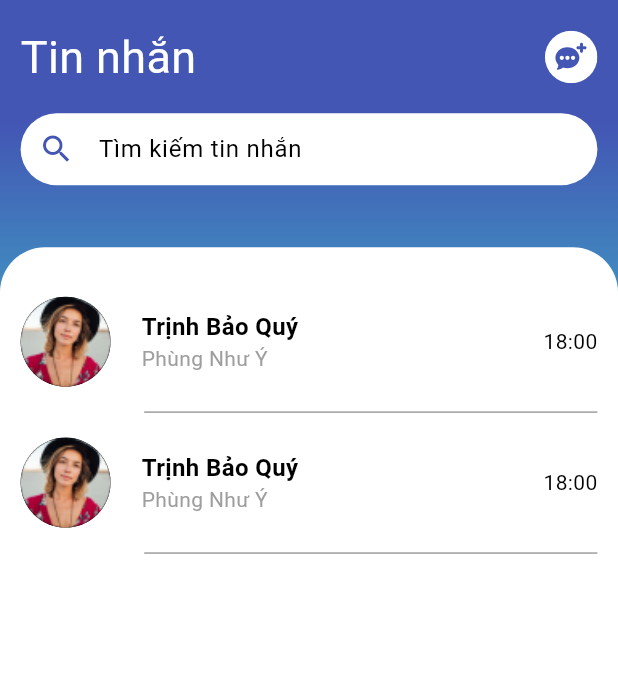
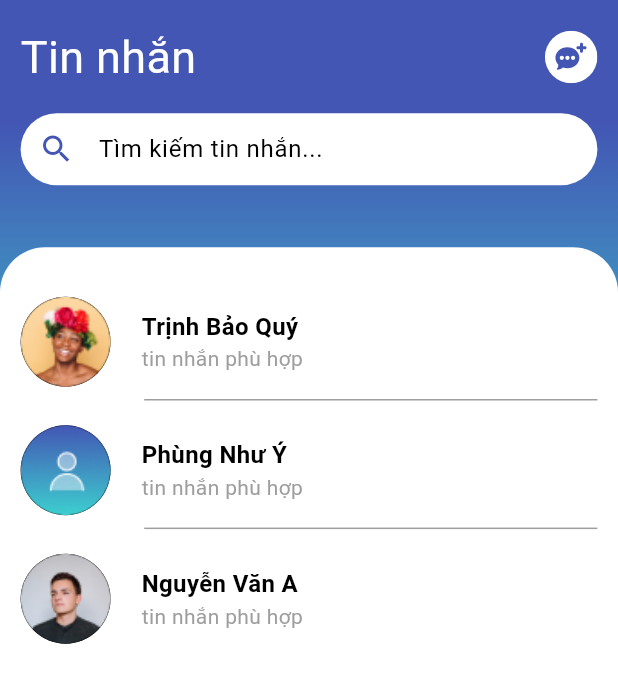
Before and after one commit to quy03/MockChat, a Flutter app: the MessageScreen screen opened by its route, on a phone screen of 412 x 824 dp. Shown: the top 683 px of the screen. Run offline on Flutter 3.47's test engine with Material 3 defaults, Android fonts, the light colour scheme and no system bars; our stand-ins replace firebase_auth, firebase_core, flutter_svg; accounts and stored records are empty.

Commit message:
update message

```diff
--- a/lib/components/my_search.dart
+++ b/lib/components/my_search.dart
@@ -1,6 +1,6 @@
 import 'package:flutter/material.dart';
 
-class MySearch extends StatelessWidget {
+class MySearch extends StatefulWidget {
   const MySearch({
     super.key,
     required this.hintText,
@@ -8,12 +8,34 @@ class MySearch extends StatelessWidget {
   final String hintText;
 
   @override
+  State<MySearch> createState() => _MySearchState();
+}
+
+class _MySearchState extends State<MySearch> {
+  bool _isSearching = false;
+
+  TextEditingController searchController = TextEditingController();
+
+  @override
   Widget build(BuildContext context) {
-    return TextField(
+    Size size = MediaQuery.of(context).size;
+    return Row(
+      children: [
+        Expanded(
+          child: AnimatedContainer(
+            duration: const Duration(microseconds: 300),
+            width: _isSearching ? size.width * 0.7 : size.width,
+            child: TextField(
+              onTap: () {
+                setState(() {
+                  _isSearching = true;
+                });
+              },
+              controller: searchController,
               decoration: InputDecoration(
                 filled: true,
                 fillColor: const Color.fromRGBO(255, 255, 255, 1),
-        hintText: hintText,
+                hintText: widget.hintText,
                 prefixIcon: const Icon(
                   Icons.search,
                   color: Color.fromRGBO(67, 86, 180, 1),
@@ -24,6 +46,27 @@ class MySearch extends StatelessWidget {
                 ),
                 contentPadding: const EdgeInsets.symmetric(vertical: 0),
               ),
+            ),
+          ),
+        ),
+        if (_isSearching)
+          TextButton(
+            onPressed: () {
+              setState(() {
+                _isSearching = false;
+                searchController.clear();
+              });
+              FocusScope.of(context).unfocus();
+            },
+            child: Text(
+              "Hủy",
+              style: TextStyle(
+                color: Theme.of(context).colorScheme.background,
+                fontSize: 16,
+              ),
+            ),
+          ),
+      ],
     );
   }
 }
--- /dev/null
+++ b/lib/enums.dart
@@ -0,0 +1,5 @@
+enum MenuState {
+  message,
+  friend,
+  personal,
+}
--- a/lib/main.dart
+++ b/lib/main.dart
@@ -1,6 +1,7 @@
 import 'package:flutter/material.dart';
 import 'package:firebase_core/firebase_core.dart';
-import 'package:mock_chat/auth/login_or_register.dart';
+import 'package:mock_chat/screens/body_change.dart';
+import 'package:mock_chat/screens/friends/friend_screen.dart';
 import 'package:mock_chat/screens/login_screen.dart';
 import 'package:mock_chat/screens/message/message_screen.dart';
 import 'package:mock_chat/screens/register_screen.dart';
@@ -24,11 +25,12 @@ class MyApp extends StatelessWidget {
       debugShowCheckedModeBanner: false,
       title: 'Flutter Demo',
       theme: theme,
-      home: const LoginOrRegister(),
+      home: const BodyChange(),
       routes: {
         '/login_screen': (context) => const LoginScreen(),
         '/register_screen': (context) => const RegisterScreen(),
         '/message_screen': (context) => const MessageScreen(),
+        '/friend_screen': (context) => const FriendScreen(),
       },
     );
   }
--- a/lib/models/massage.dart
+++ b/lib/models/massage.dart
@@ -1,12 +1,52 @@
 class Massage {
-  late final String name;
-  late final double rating, price;
+  late final String image;
+  late final String friendName;
+  late final List<String> messageContent;
+  late final DateTime time;
 
   Massage({
-    required this.name,
-    required this.price,
-    this.rating = 0.0,
+    required this.image,
+    required this.friendName,
+    required this.messageContent,
+    required this.time,
   });
 }
 
-List<Massage> demoMassage = [];
+List<Massage> demoMassage = [
+  Massage(
+    image: 'assets/images/random1.png',
+    friendName: 'Trịnh Bảo Quý',
+    messageContent: [
+      'Chào bạn, Bạn có khỏe không',
+      'Chào bạn, Bạn có khỏe không',
+      'Chào bạn, Bạn có khỏe không',
+      'Hello',
+    ],
+    time: DateTime.now().subtract(const Duration(minutes: 5)),
+  ),
+  Massage(
+    image: 'assets/images/random2.png',
+    friendName: 'Phùng Như Ý',
+    messageContent: [
+      'Chào bạn, Bạn có khỏe không',
+      'Chào bạn, Bạn có khỏe không',
+      'Chào bạn, Bạn có khỏe không',
+      'Hello',
+      'Hẹn gặp lại vào tối nay.',
+    ],
+    time: DateTime.now().subtract(const Duration(hours: 1)),
+  ),
+  Massage(
+    image: 'assets/images/random3.png',
+    friendName: 'Nguyễn Văn A',
+    messageContent: [
+      'Chào bạn, Bạn có khỏe không',
+      'Chào bạn, Bạn có khỏe không',
+      'Chào bạn, Bạn có khỏe không',
+      'Hello',
+      'Hẹn gặp lại vào tối nay.',
+      'Gửi cho bạn tài liệu hôm trước.',
+    ],
+    time: DateTime.now().subtract(const Duration(hours: 2, minutes: 30)),
+  ),
+];
--- a/lib/screens/message/components/head_massage.dart
+++ b/lib/screens/message/components/head_massage.dart
@@ -1,6 +1,7 @@
 import 'package:flutter/material.dart';
 import 'package:flutter_svg/svg.dart';
-import 'package:mock_chat/components/my_search.dart';
+
+import '../../../components/my_search.dart';
 
 class HeadMassages extends StatelessWidget {
   const HeadMassages({
@@ -13,6 +14,7 @@ class HeadMassages extends StatelessWidget {
   @override
   Widget build(BuildContext context) {
     return Container(
+      height: size.height,
       padding: EdgeInsets.symmetric(
         horizontal: size.width / 30,
       ),
@@ -41,7 +43,7 @@ class HeadMassages extends StatelessWidget {
                 ),
               ),
               GestureDetector(
-                onTap: () {},
+                onTap: () => {},
                 child: SvgPicture.asset(
                   "assets/icons/create new message.svg",
                 ),
@@ -49,8 +51,10 @@ class HeadMassages extends StatelessWidget {
             ],
           ),
           const SizedBox(height: 16),
-          const MySearch(
-            hintText: 'Tìm kiếm tin nhắn',
+          GestureDetector(
+            child: const MySearch(
+              hintText: 'Tìm kiếm tin nhắn...',
+            ),
           ),
         ],
       ),
--- /dev/null
+++ b/lib/screens/message/components/search_mesage.dart
@@ -0,0 +1,56 @@
+import 'package:flutter/material.dart';
+
+class SearchMessage extends StatelessWidget {
+  const SearchMessage({
+    super.key,
+    required this.size,
+    required this.image,
+    required this.friendName,
+  });
+
+  final Size size;
+  final String image, friendName;
+
+  @override
+  Widget build(BuildContext context) {
+    return Column(
+      children: [
+        SizedBox(height: size.height / 50),
+        Row(
+          children: [
+            CircleAvatar(
+              radius: 30,
+              backgroundImage: AssetImage(
+                image,
+              ),
+            ),
+            SizedBox(width: size.width / 20),
+            Expanded(
+              child: Column(
+                crossAxisAlignment: CrossAxisAlignment.start,
+                children: [
+                  Text(
+                    friendName,
+                    style: const TextStyle(
+                      fontWeight: FontWeight.bold,
+                      fontSize: 16,
+                    ),
+                  ),
+                  const Text(
+                    "tin nhắn phù hợp",
+                    style: TextStyle(
+                      color: Colors.grey,
+                      // 0,0,0,1       153,153,153,1
+                      fontSize: 14,
+                    ),
+                  ),
+                ],
+              ),
+            ),
+          ],
+        ),
+        SizedBox(height: size.height / 100),
+      ],
+    );
+  }
+}
--- a/lib/screens/message/message_screen.dart
+++ b/lib/screens/message/message_screen.dart
@@ -1,8 +1,19 @@
 import 'package:flutter/material.dart';
 import 'package:mock_chat/screens/message/components/head_massage.dart';
+import 'package:mock_chat/screens/message/components/my_list_title.dart';
+import 'package:mock_chat/screens/message/components/search_mesage.dart';
 
-class MessageScreen extends StatelessWidget {
+import '../../models/massage.dart';
+
+class MessageScreen extends StatefulWidget {
   const MessageScreen({super.key});
+
+  @override
+  State<MessageScreen> createState() => _MessageScreenState();
+}
+
+class _MessageScreenState extends State<MessageScreen> {
+  final bool _isSearching = true;
 
   @override
   Widget build(BuildContext context) {
@@ -11,7 +22,9 @@ class MessageScreen extends StatelessWidget {
       body: SafeArea(
         child: Stack(
           children: [
-            HeadMassages(size: size),
+            HeadMassages(
+              size: size,
+            ),
             Positioned(
               top: size.height / 5,
               left: 0,
@@ -28,14 +41,10 @@ class MessageScreen extends StatelessWidget {
                 child: Padding(
                   padding: EdgeInsets.symmetric(
                     horizontal: size.width / 30,
-                    vertical: size.height / 50,
                   ),
-                  child: Column(
-                    children: [
-                      MyListTitle(size: size),
-                      MyListTitle(size: size),
-                    ],
-                  ),
+                  child: _isSearching
+                      ? _buildSearchResults(size)
+                      : _buildMessageList(size),
                 ),
               ),
             ),
@@ -44,65 +53,59 @@ class MessageScreen extends StatelessWidget {
       ),
     );
   }
-}
 
-class MyListTitle extends StatelessWidget {
-  const MyListTitle({
-    super.key,
-    required this.size,
-  });
-
-  final Size size;
-
-  @override
-  Widget build(BuildContext context) {
+  // hiển thị danh sách tìm kiếm
+  Column _buildSearchResults(Size size) {
     return Column(
       children: [
         SizedBox(height: size.height / 50),
-        Row(
-          children: [
-            const CircleAvatar(
-              radius: 30,
-              backgroundImage: AssetImage(
-                "assets/images/random4.png",
-              ),
+        Expanded(
+          child: ListView.separated(
+            itemCount: demoMassage.length,
+            separatorBuilder: (BuildContext context, int index) => Container(
+              margin: EdgeInsets.only(left: size.width / 5),
+              height: 1,
+              color: Colors.grey,
             ),
-            SizedBox(width: size.width / 20),
-            const Expanded(
-              child: Column(
-                crossAxisAlignment: CrossAxisAlignment.start,
-                children: [
-                  Text(
-                    "Trịnh Bảo Quý",
-                    style: TextStyle(
-                      fontWeight: FontWeight.bold,
-                      fontSize: 16,
-                    ),
-                  ),
-                  Text(
-                    "Phùng Như Ý",
-                    style: TextStyle(
-                      color: Colors.grey,
-                      // 0,0,0,1       153,153,153,1
-                      fontSize: 14,
-                    ),
-                  ),
-                ],
-              ),
+            itemBuilder: (BuildContext context, int index) {
+              final message = demoMassage[index];
+              return SearchMessage(
+                size: size,
+                image: message.image,
+                friendName: message.friendName,
+              );
+            },
+          ),
+        ),
+      ],
+    );
+  }
+
+  //  Hiển thị danh sách tin nhắn
+  Column _buildMessageList(Size size) {
+    return Column(
+      children: [
+        SizedBox(height: size.height / 50),
+        Expanded(
+          child: ListView.separated(
+            itemCount: demoMassage.length,
+            separatorBuilder: (BuildContext context, int index) => Container(
+              margin: EdgeInsets.only(left: size.width / 5),
+              height: 1,
+              color: Colors.grey,
             ),
-            const Divider(
-              thickness: 1, // Độ dày của đường kẻ
-              color: Colors.grey, // Màu sắc của đường kẻ
-            ),
-            const Text("18:00"),
-          ],
+            itemBuilder: (BuildContext context, int index) {
+              final message = demoMassage[index];
+              return MyListTitle(
+                size: size,
+                image: message.image,
+                friendName: message.friendName,
+                messageContent: message.messageContent.last,
+                time: message.time,
+              );
+            },
+          ),
         ),
-        SizedBox(height: size.height / 50),
-        Container(
-          margin: EdgeInsets.only(left: size.width / 5, right: 0),
-          height: 1,
-          color: Colors.grey,
-        )
       ],
     );
   }
--- a/lib/theme/theme.dart
+++ b/lib/theme/theme.dart
@@ -2,12 +2,12 @@ import 'package:flutter/material.dart';
 
 ThemeData theme = ThemeData(
   brightness: Brightness.light,
-  colorScheme: ColorScheme.light(
+  colorScheme: const ColorScheme.light(
     // Thiết lập màu cho theme sáng
-    background: const Color.fromRGBO(255, 255, 255, 1),
-    primary: const Color.fromRGBO(0, 0, 0, 1),
-    secondary: const Color.fromRGBO(67, 86, 180, 1),
-    inversePrimary: Colors.grey.shade500,
+    background: Color.fromRGBO(255, 255, 255, 1),
+    primary: Color.fromRGBO(0, 0, 0, 1),
+    secondary: Color.fromRGBO(67, 86, 180, 1),
+    inversePrimary: Color.fromRGBO(153, 153, 153, 1),
   ),
   textTheme: ThemeData.light().textTheme.apply(
         // Thiết lập màu văn bản
--- a/pubspec.yaml
+++ b/pubspec.yaml
@@ -17,6 +17,8 @@ dependencies:
   firebase_core: ^2.27.0
   cloud_firestore: ^4.15.8
   firebase_auth: ^4.17.8
+  intl: ^0.19.0
+
 
 dev_dependencies:
   flutter_test:
```
Also changed, not shown: lib/components/custom_bottom_nav_bar.dart (added, +140 -0 lines), lib/screens/body_change.dart (added, +67 -0 lines), lib/screens/friends/friend_screen.dart (added, +14 -0 lines), lib/screens/message/components/my_list_title.dart (added, +62 -0 lines), lib/screens/personal/personal_screen.dart (added, +14 -0 lines), assets/icons/add.svg (deleted), assets/icons/friend_nav_bar.svg (added), assets/icons/user_nav_bar.svg (renamed from assets/icons/user_mess.svg), pubspec.lock. Lines whose indentation alone changed are shown as unchanged.
